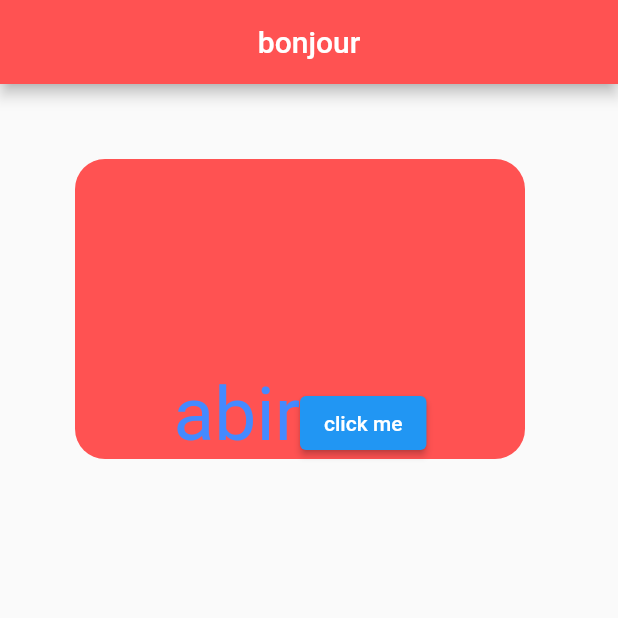
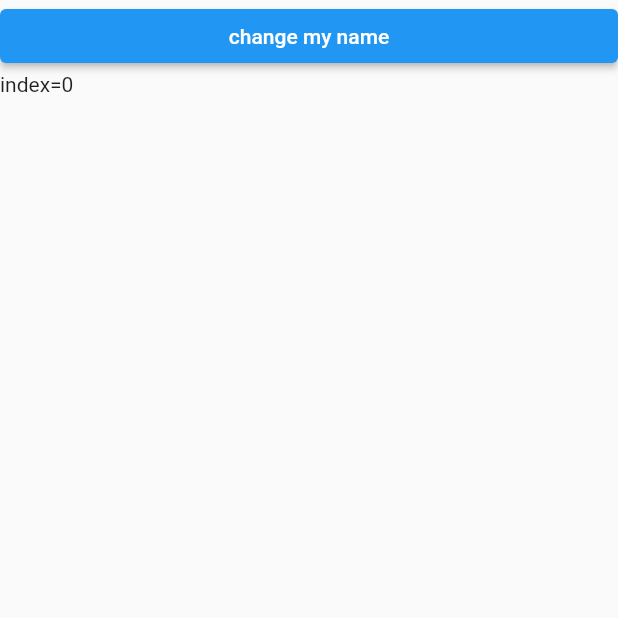
Before and after one commit to FathiAyari/abir, a Flutter app: the screen it shows after launch, on a phone screen of 412 x 824 dp, the top half of it. Run offline on Flutter 3.47's test engine with Material 2 defaults, Android fonts, the phone set to English and light mode, and no system bars.

Commit message:
second commit

```diff
--- a/lib/main.dart
+++ b/lib/main.dart
@@ -24,7 +24,36 @@ class MyApp extends StatelessWidget {
           // is not restarted.
           primarySwatch: Colors.blue,
         ),
-        home: test());
+        home: abir());
+  }
+}
+
+class abir extends StatefulWidget {
+  const abir({Key? key}) : super(key: key);
+
+  @override
+  _abirState createState() => _abirState();
+}
+
+/* null safety , setState => refresh build methode => statefull widget*/
+class _abirState extends State<abir> {
+  int index = 0;
+  @override
+  Widget build(BuildContext context) {
+    return Scaffold(
+      body: ListView(
+        children: [
+          ElevatedButton(
+              onPressed: () {
+                setState(() {
+                  index = index + 1;
+                });
+              },
+              child: Text("change my name")),
+          Text("index=${index}"),
+        ],
+      ),
+    );
   }
 }
 
@@ -40,32 +69,17 @@ class test extends StatelessWidget {
           title: Text("bonjour"),
           centerTitle: true,
         ),
-        body: Padding(
-          padding: const EdgeInsets.symmetric(horizontal: 50, vertical: 50),
-          child: Container(
-            decoration: BoxDecoration(
-                color: Colors.redAccent,
-                borderRadius: BorderRadius.circular(20)),
+        body: Container(
+            color: Colors.deepOrange,
             width: 300,
-            height: 200,
-            child: Row(
-              mainAxisAlignment: MainAxisAlignment.center,
-              crossAxisAlignment: CrossAxisAlignment.end,
-              children: [
-                Text(
-                  "abir",
-                  style: TextStyle(fontSize: 50, color: Colors.blueAccent),
-                ),
-                ElevatedButton(
-                  onPressed: () {
-                    print("good job abir");
-                  },
-                  child: Text("click me"),
-                ),
-              ],
-            ),
-          ),
-        ),
+            child: ListView.builder(
+                itemCount: 30,
+                itemBuilder: (context, index) {
+                  return Text(
+                    "abir ${index + 1} ",
+                    style: TextStyle(fontSize: 30),
+                  );
+                })),
       ),
     );
   }
```
